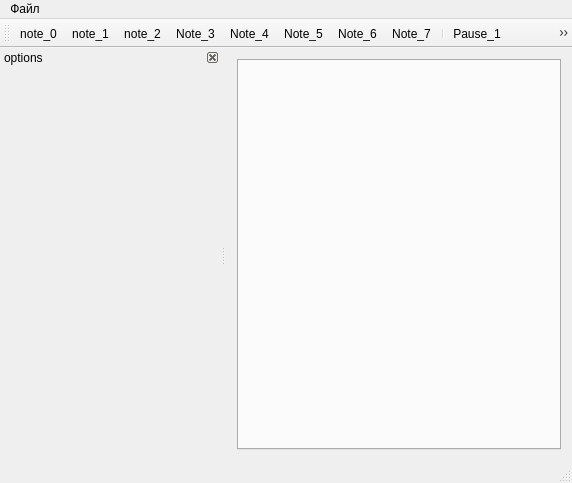
ChivaTateo/Magic_Music_Composer, file src/ui/magiccomposer.ui: the form before one commit.
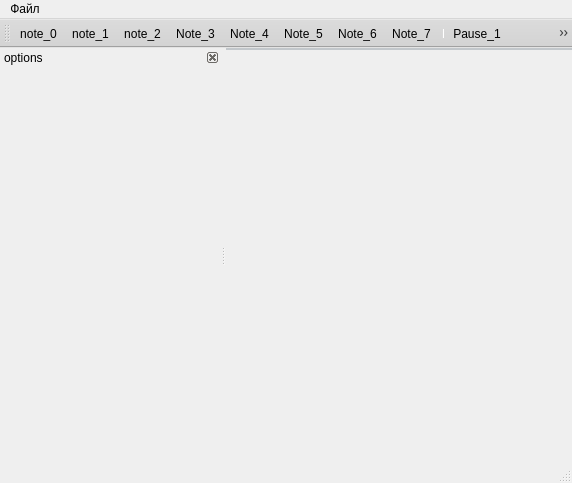
The form after the commit. Icons and pictures are not drawn. Custom widgets are drawn as their Qt base class.

What changed in the file:
```diff
--- a/src/ui/magiccomposer.ui
+++ b/src/ui/magiccomposer.ui
@@ -20,8 +20,28 @@
   <property name="layoutDirection">
    <enum>Qt::LeftToRight</enum>
   </property>
+  <property name="styleSheet">
+   <string notr="true"> QToolBar {
+   background:  #D3D3D3;
+ }</string>
+  </property>
   <widget class="QWidget" name="centralWidget">
    <layout class="QGridLayout" name="gridLayout">
+    <property name="leftMargin">
+     <number>0</number>
+    </property>
+    <property name="topMargin">
+     <number>0</number>
+    </property>
+    <property name="rightMargin">
+     <number>0</number>
+    </property>
+    <property name="bottomMargin">
+     <number>0</number>
+    </property>
+    <property name="spacing">
+     <number>0</number>
+    </property>
     <item row="1" column="0">
      <widget class="ProjectViewer" name="viewer">
       <property name="sizePolicy">
@@ -36,6 +56,93 @@
       <property name="acceptDrops">
        <bool>true</bool>
       </property>
+      <property name="styleSheet">
+       <string notr="true">/* QLabel { background-color: silver }*/
+
+/*Работа со скролом*/
+QScrollBar:horizontal {
+     border: 2px solid grey;
+     background:  #32CD32;
+     height: 15px;
+     margin: 0px 20px 0 20px;
+ }
+ QScrollBar::handle:horizontal {
+     background: #808080;
+     min-width: 20px;
+ }
+ QScrollBar::add-line:horizontal {
+     border: 2px solid grey;
+     background:  #A52A2A;
+     width: 20px;
+     subcontrol-position: right;
+     subcontrol-origin: margin;
+ }
+
+ QScrollBar::sub-line:horizontal {
+     border: 2px solid grey;
+	 background:  #006400;
+     width: 20px;
+     subcontrol-position: left;
+     subcontrol-origin: margin;
+ }
+
+/*Вкладки*/
+ QTabWidget::pane { /* Рамка виджета со вкладками */
+     border-top: 2px solid #C2C7CB;
+ }
+
+ QTabWidget::tab-bar {
+     left: 5px; /* сдвигаем вправо на 5px */
+ }
+
+ /* Применяем стиль ко вкладке используя субэлемент управления tab. Обратите внимание на то, что
+     оно читается как QTabBar, а _не_ QTabWidget */
+ QTabBar::tab {
+     background: qlineargradient(x1: 0, y1: 0, x2: 0, y2: 1,
+                                 stop: 0 #E1E1E1, stop: 0.4 #DDDDDD,
+                                 stop: 0.5 #D8D8D8, stop: 1.0 #D3D3D3);
+     border: 2px solid #C4C4C3;
+     border-bottom-color: #C2C7CB; /* такой же цвет как у панели */
+     border-top-left-radius: 4px;
+     border-top-right-radius: 4px;
+     min-width: 8ex;
+     padding: 2px;
+ }
+
+ QTabBar::tab:selected, QTabBar::tab:hover {
+     background: qlineargradient(x1: 0, y1: 0, x2: 0, y2: 1,
+                                 stop: 0 #fafafa, stop: 0.4 #f4f4f4,
+                                 stop: 0.5 #e7e7e7, stop: 1.0 #fafafa);
+ }
+
+ QTabBar::tab:selected {
+     border-color: #9B9B9B;
+     border-bottom-color: #C2C7CB; /* такой же цвет как у панели */
+ }
+
+ QTabBar::tab:!selected {
+     margin-top: 2px; /* делаем невыбранные вкладки меньше */
+ }
+
+ /* воспользуемся отрицательными полями для перекрывания вкладок */
+ QTabBar::tab:selected {
+     /* расширение/перекрытие слева и справа по 4px */
+     margin-left: -4px;
+     margin-right: -4px;
+ }
+
+ QTabBar::tab:first:selected {
+     margin-left: 0; /* первая выбранная вкладка ничего не перекрывает слева от себя */
+ }
+
+ QTabBar::tab:last:selected {
+     margin-right: 0; /* последняя выбранная вкладка ничего не перекрывает справа от себя */
+ }
+
+ QTabBar::tab:only-one {
+     margin: 0; /* если имеется только одна вкладка, перекрывающиеся поля не нужны */
+ }</string>
+      </property>
       <property name="tabShape">
        <enum>QTabWidget::Triangular</enum>
       </property>
@@ -112,7 +219,7 @@
     <enum>TopToolBarArea</enum>
    </attribute>
    <attribute name="toolBarBreak">
-    <bool>true</bool>
+    <bool>false</bool>
    </attribute>
    <addaction name="actionNote_0"/>
    <addaction name="actionNote_1"/>
```
Left out of the diff: 9 changed lines with no effect on the pictures.
